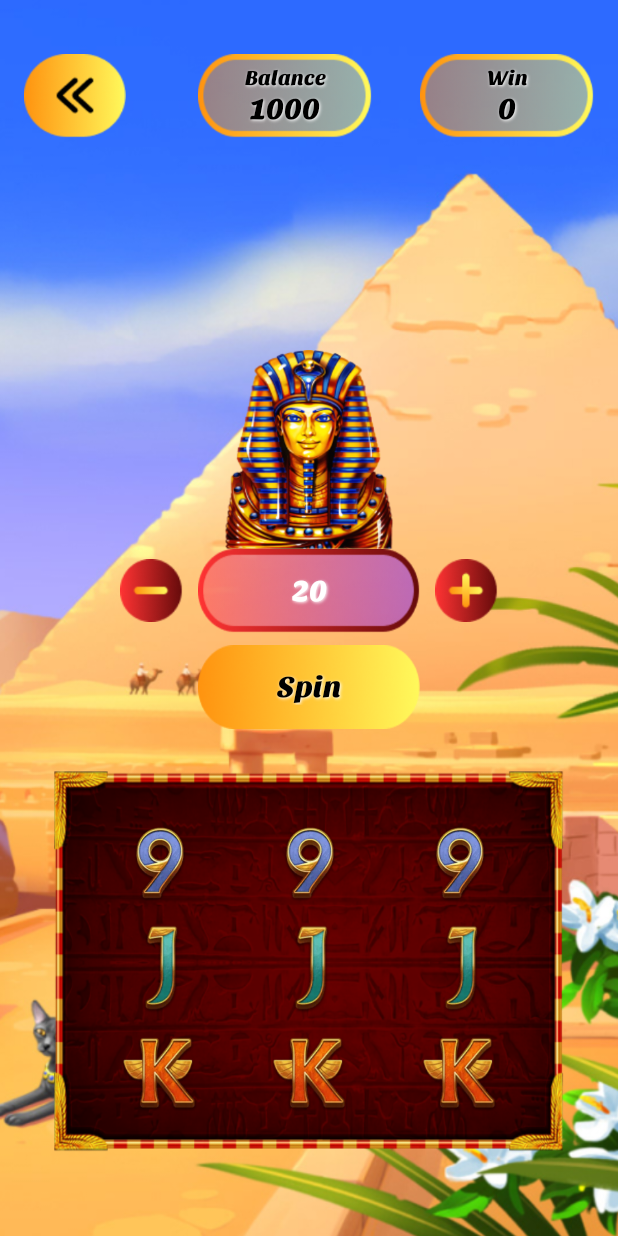
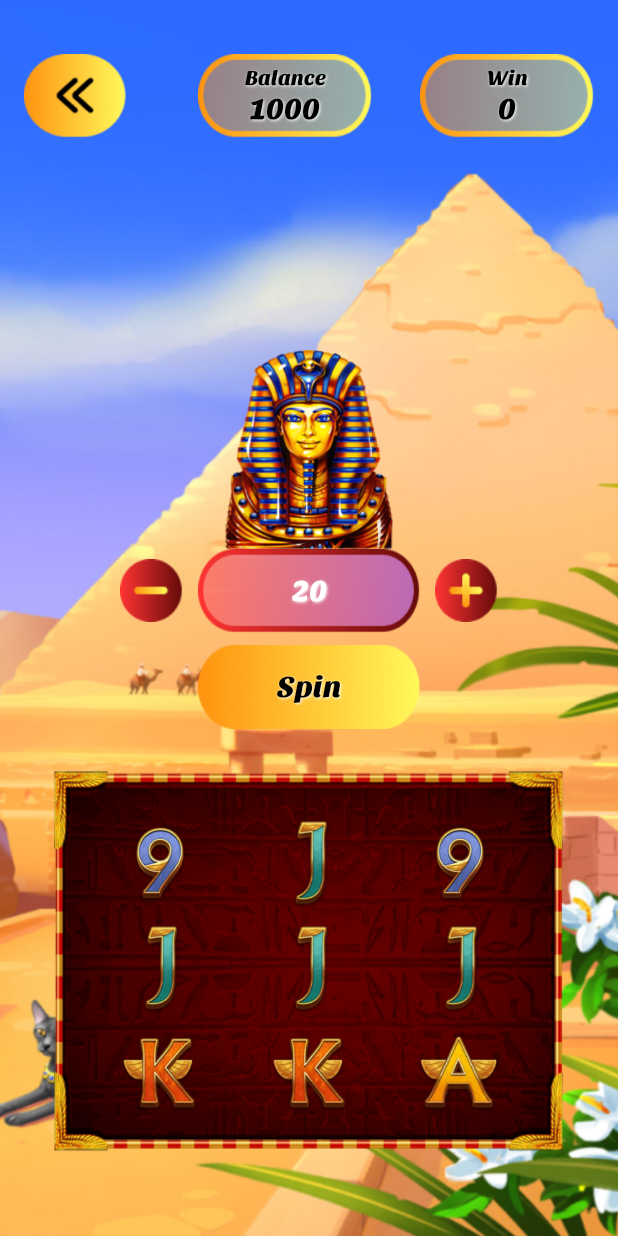
Before and after one commit to lLeoNeedl/81-android, an Android app: the FirstGameActivity screen opened directly, with no data from a screen before it, on a phone screen of 412 x 824 dp. Run offline under Robolectric (Android 15) with nearby library versions, the phone set to English and light mode, and no system bars.

Commit message:
Fixing slots display in first game

```diff
--- a/app/src/main/java/com/nile/fortu/game/games/FirstGameActivity.kt
+++ b/app/src/main/java/com/nile/fortu/game/games/FirstGameActivity.kt
@@ -97,12 +97,12 @@ class FirstGameActivity : AppCompatActivity() {
                 sl1PrevImage.setImageResource(listOfImages[it[0].prevImageIndex])
                 sl1CurrentImage.setImageResource(listOfImages[it[0].currentImageIndex])
                 sl1NextImage.setImageResource(listOfImages[it[0].nextImageIndex])
-                sl2PrevImage.setImageResource(listOfImages[it[1].prevImageIndex])
+                sl2PrevImage.setImageResource(listOfImages[increaseIndex(it[2].prevImageIndex)])
                 sl2CurrentImage.setImageResource(listOfImages[it[1].currentImageIndex])
                 sl2NextImage.setImageResource(listOfImages[it[1].nextImageIndex])
                 sl3PrevImage.setImageResource(listOfImages[it[2].prevImageIndex])
                 sl3CurrentImage.setImageResource(listOfImages[it[2].currentImageIndex])
-                sl3NextImage.setImageResource(listOfImages[it[2].nextImageIndex])
+                sl3NextImage.setImageResource(listOfImages[increaseIndex(it[1].nextImageIndex)])
             }
         }
 
@@ -114,6 +114,12 @@ class FirstGameActivity : AppCompatActivity() {
         viewModel.score.observe(this) {
             binding.tvScore.text = it.toString()
         }
+    }
+
+    private fun increaseIndex(index: Int) = if (index == listOfImages.size - 1) {
+        0
+    } else {
+        index + 1
     }
 
     fun setRandomValue(view: LinearLayout, slot: SlotItem, image: Int, numRoll: Int) {
@@ -199,10 +205,6 @@ class FirstGameActivity : AppCompatActivity() {
 
     companion object {
 
-        private const val FIRST_SLOT_INDEX = 0
-        private const val SECOND_SLOT_INDEX = 1
-        private const val THIRD_SLOT_INDEX = 2
-
         private const val ANIMATION_DURATION = 250L
         fun newIntent(context: Context) = Intent(context, FirstGameActivity::class.java)
     }
--- a/app/src/main/java/com/nile/fortu/game/games/GameViewModel.kt
+++ b/app/src/main/java/com/nile/fortu/game/games/GameViewModel.kt
@@ -51,8 +51,8 @@ class GameViewModel : ViewModel() {
         listOfItems.forEach {
             if (item.id == it.id) {
                 it.currentImageIndex = imageIndex
-                it.prevImageIndex = Random.nextInt(0, (maxValue / 2) - 1)
-                it.nextImageIndex = Random.nextInt((maxValue / 2) + 1, maxValue)
+                it.prevImageIndex = Random.nextInt(0, maxValue)
+                it.nextImageIndex = Random.nextInt(0, maxValue)
             }
         }
         _slotList.value = listOfItems
```
